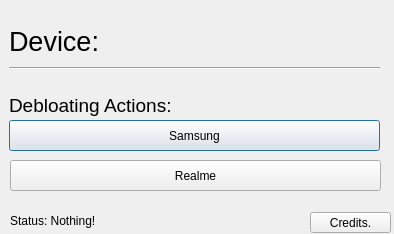
This is main.ui in dumpydev/debloater as Qt 5 draws it before an edit. The edited form follows.
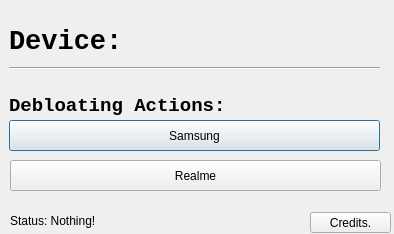
This is the edited form.

Commit message: update credits and update fonts.

Diff of the .ui file:
```diff
--- a/main.ui
+++ b/main.ui
@@ -24,8 +24,10 @@
    </property>
    <property name="font">
     <font>
-     <family>Arial</family>
+     <family>Consolas</family>
      <pointsize>20</pointsize>
+     <weight>75</weight>
+     <bold>true</bold>
     </font>
    </property>
    <property name="text">
@@ -56,7 +58,10 @@
    </property>
    <property name="font">
     <font>
+     <family>Consolas</family>
      <pointsize>14</pointsize>
+     <weight>75</weight>
+     <bold>true</bold>
     </font>
    </property>
    <property name="text">
```
The commit also changes 1 other file.
